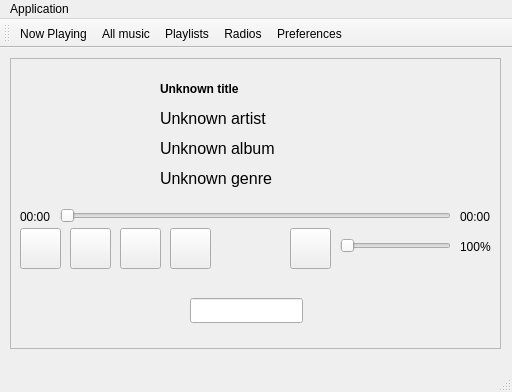
Above: Client/remotecontroller.ui from felsocim/If-MPV before the change. Below: the same form after it.
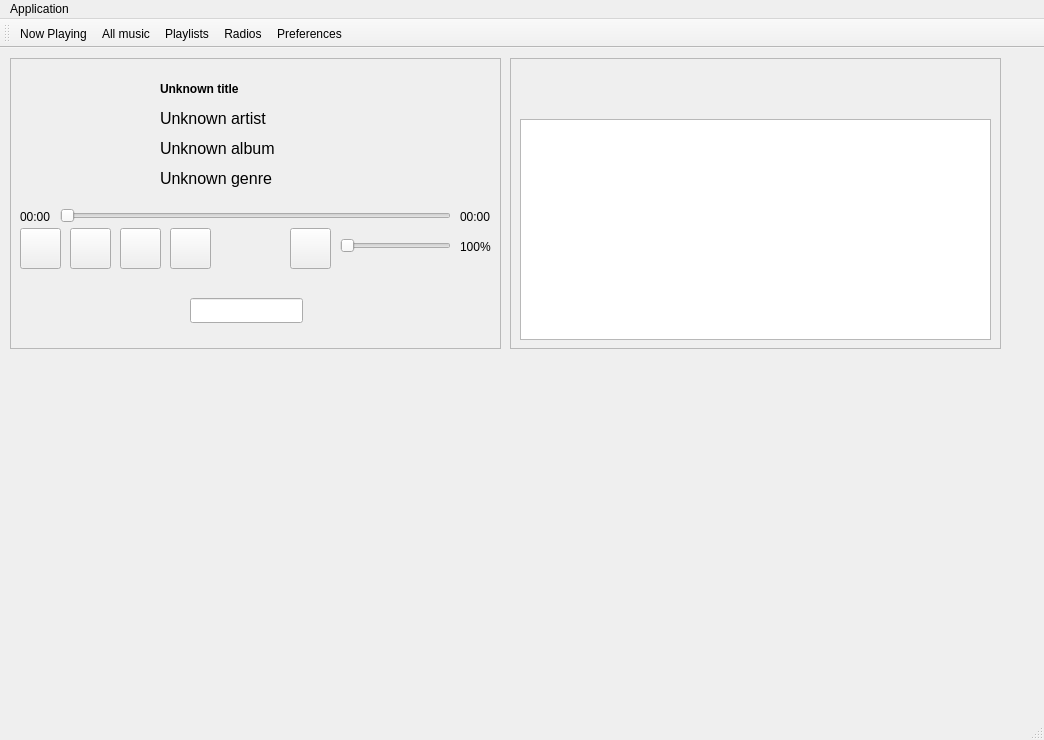
That is the form after the change. Icons and pictures are not drawn.

Patch:
```diff
--- a/Client/remotecontroller.ui
+++ b/Client/remotecontroller.ui
@@ -6,8 +6,8 @@
    <rect>
     <x>0</x>
     <y>0</y>
-    <width>512</width>
-    <height>392</height>
+    <width>1044</width>
+    <height>740</height>
    </rect>
   </property>
   <property name="windowTitle">
@@ -327,13 +327,39 @@
      </property>
     </widget>
    </widget>
+   <widget class="QFrame" name="frameAllMusic">
+    <property name="geometry">
+     <rect>
+      <x>510</x>
+      <y>10</y>
+      <width>491</width>
+      <height>291</height>
+     </rect>
+    </property>
+    <property name="frameShape">
+     <enum>QFrame::StyledPanel</enum>
+    </property>
+    <property name="frameShadow">
+     <enum>QFrame::Raised</enum>
+    </property>
+    <widget class="QListWidget" name="listMusic">
+     <property name="geometry">
+      <rect>
+       <x>10</x>
+       <y>61</y>
+       <width>471</width>
+       <height>221</height>
+      </rect>
+     </property>
+    </widget>
+   </widget>
   </widget>
   <widget class="QMenuBar" name="menuBar">
    <property name="geometry">
     <rect>
      <x>0</x>
      <y>0</y>
-     <width>512</width>
+     <width>1044</width>
      <height>22</height>
     </rect>
    </property>
```
